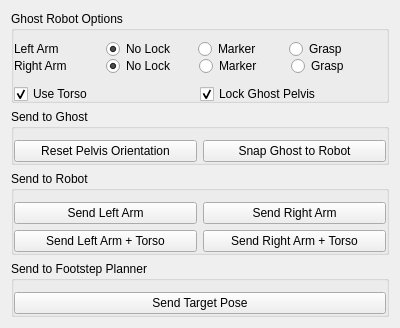
team-vigir/vigir_ocs_common, file vigir_ocs_ghost_control_widget/src/ui/ghost_control_widget.ui: the form before one commit.
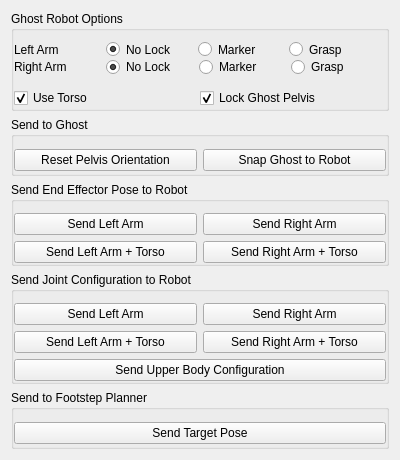
The form after the commit.

Commit message: - target configurations to the ghost widget

```diff
--- a/vigir_ocs_ghost_control_widget/src/ui/ghost_control_widget.ui
+++ b/vigir_ocs_ghost_control_widget/src/ui/ghost_control_widget.ui
@@ -7,7 +7,7 @@
     <x>0</x>
     <y>0</y>
     <width>400</width>
-    <height>328</height>
+    <height>460</height>
    </rect>
   </property>
   <property name="minimumSize">
@@ -20,9 +20,6 @@
    <string>GhostControlWidget</string>
   </property>
   <layout class="QVBoxLayout" name="verticalLayout_3">
-   <property name="sizeConstraint">
-    <enum>QLayout::SetDefaultConstraint</enum>
-   </property>
    <item>
     <widget class="QWidget" name="widget_2" native="true">
      <layout class="QVBoxLayout" name="verticalLayout">
@@ -221,7 +218,7 @@
    <item>
     <widget class="QGroupBox" name="groupBox_2">
      <property name="title">
-      <string>Send to Robot</string>
+      <string>Send End Effector Pose to Robot</string>
      </property>
      <layout class="QGridLayout" name="gridLayout_3">
       <property name="leftMargin">
@@ -264,6 +261,68 @@
      </layout>
     </widget>
    </item>
+   <item>
+    <widget class="QGroupBox" name="groupBox_5">
+     <property name="title">
+      <string>Send Joint Configuration to Robot</string>
+     </property>
+     <layout class="QVBoxLayout" name="verticalLayout_5">
+      <property name="leftMargin">
+       <number>0</number>
+      </property>
+      <property name="rightMargin">
+       <number>0</number>
+      </property>
+      <property name="bottomMargin">
+       <number>0</number>
+      </property>
+      <item>
+       <widget class="QWidget" name="widget_4" native="true">
+        <layout class="QGridLayout" name="gridLayout_5">
+         <property name="margin">
+          <number>0</number>
+         </property>
+         <item row="0" column="2">
+          <widget class="QPushButton" name="send_right_configuration_button_">
+           <property name="text">
+            <string>Send Right Arm</string>
+           </property>
+          </widget>
+         </item>
+         <item row="0" column="1">
+          <widget class="QPushButton" name="send_left_configuration_button_">
+           <property name="text">
+            <string>Send Left Arm</string>
+           </property>
+          </widget>
+         </item>
+         <item row="1" column="2">
+          <widget class="QPushButton" name="send_right_torso_configuration_button_">
+           <property name="text">
+            <string>Send Right Arm + Torso</string>
+           </property>
+          </widget>
+         </item>
+         <item row="1" column="1">
+          <widget class="QPushButton" name="send_left_torso_configuration_button_">
+           <property name="text">
+            <string>Send Left Arm + Torso</string>
+           </property>
+          </widget>
+         </item>
+        </layout>
+       </widget>
+      </item>
+      <item>
+       <widget class="QPushButton" name="send_upper_body_button_">
+        <property name="text">
+         <string>Send Upper Body Configuration</string>
+        </property>
+       </widget>
+      </item>
+     </layout>
+    </widget>
+   </item>
    <item>
     <widget class="QGroupBox" name="groupBox_4">
      <property name="title">
```
The commit also changes 2 other files.
